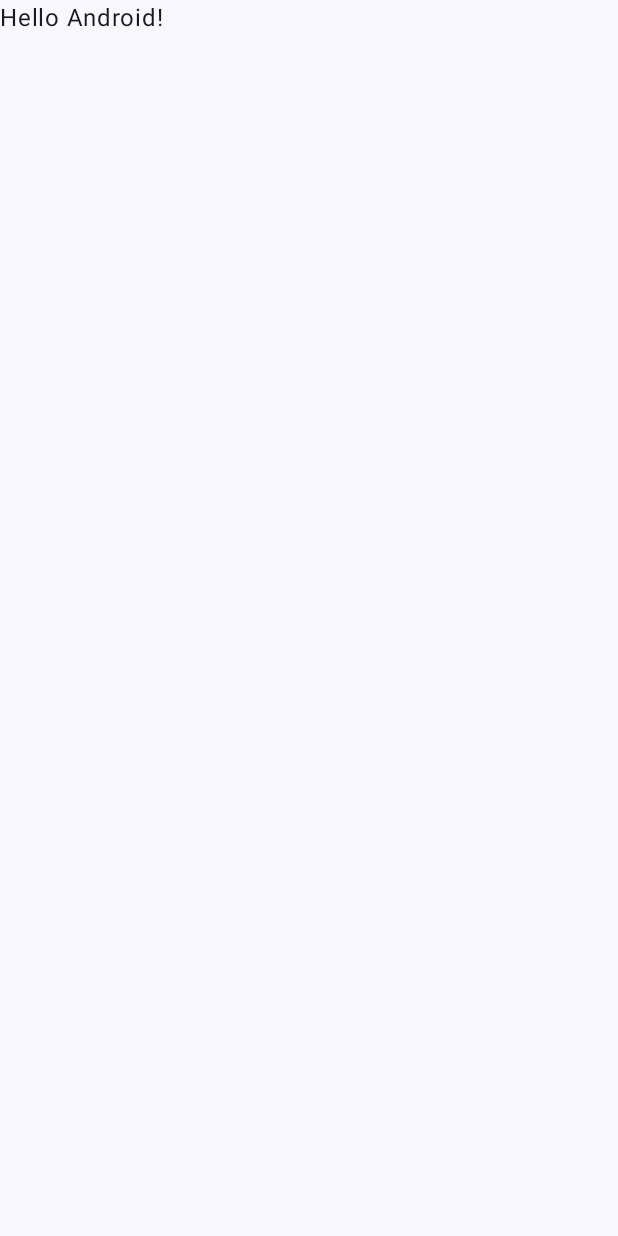
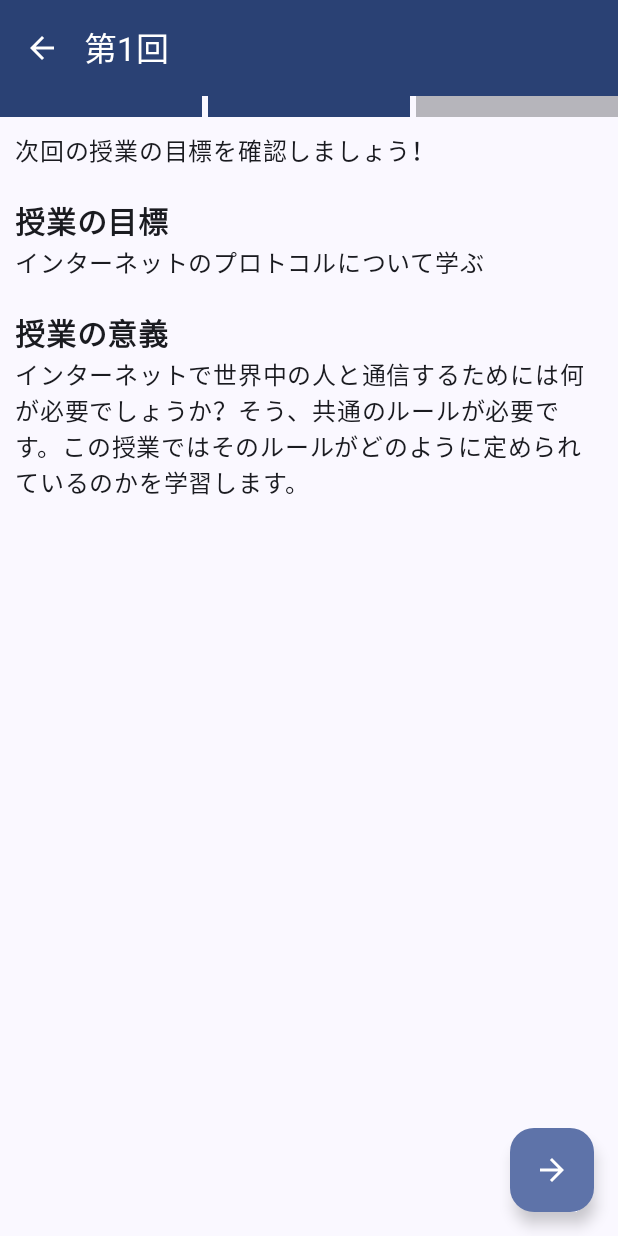
Before and after one commit to mohachi8/LearningApp, an Android app built with Jetpack Compose: the screen it shows after launch (MainActivity), on a phone screen of 412 x 824 dp. Before the commit the screen is almost empty. Run offline under Robolectric (Android 15) with nearby library versions, the phone set to English and light mode, and no system bars.

Commit message:
ステップ1の画面を仮作成

```diff
--- a/app/build.gradle.kts
+++ b/app/build.gradle.kts
@@ -66,4 +66,6 @@ dependencies {
     androidTestImplementation(libs.androidx.ui.test.junit4)
     debugImplementation(libs.androidx.ui.tooling)
     debugImplementation(libs.androidx.ui.test.manifest)
+
+    implementation(libs.androidx.material.icons.extended)
 }
--- a/app/src/main/java/com/example/learningapp/MainActivity.kt
+++ b/app/src/main/java/com/example/learningapp/MainActivity.kt
@@ -5,12 +5,10 @@ import androidx.activity.ComponentActivity
 import androidx.activity.compose.setContent
 import androidx.activity.enableEdgeToEdge
 import androidx.compose.foundation.layout.fillMaxSize
-import androidx.compose.foundation.layout.padding
-import androidx.compose.material3.Scaffold
-import androidx.compose.material3.Text
-import androidx.compose.runtime.Composable
+import androidx.compose.material3.MaterialTheme
+import androidx.compose.material3.Surface
 import androidx.compose.ui.Modifier
-import androidx.compose.ui.tooling.preview.Preview
+import com.example.learningapp.ui.screens.PreparationScreen
 import com.example.learningapp.ui.theme.LearningAppTheme
 
 class MainActivity : ComponentActivity() {
@@ -19,29 +17,14 @@ class MainActivity : ComponentActivity() {
         enableEdgeToEdge()
         setContent {
             LearningAppTheme {
-                Scaffold(modifier = Modifier.fillMaxSize()) { innerPadding ->
-                    Greeting(
-                        name = "Android",
-                        modifier = Modifier.padding(innerPadding)
-                    )
+                Surface(
+                    modifier = Modifier.fillMaxSize(),
+                    color = MaterialTheme.colorScheme.background
+                ) {
+//                    HomeScreen()
+                    PreparationScreen()
                 }
             }
         }
     }
 }
-
-@Composable
-fun Greeting(name: String, modifier: Modifier = Modifier) {
-    Text(
-        text = "Hello $name!",
-        modifier = modifier
-    )
-}
-
-@Preview(showBackground = true)
-@Composable
-fun GreetingPreview() {
-    LearningAppTheme {
-        Greeting("Android")
-    }
-}
--- /dev/null
+++ b/app/src/main/java/com/example/learningapp/ui/screens/PreparationScreen.kt
@@ -0,0 +1,137 @@
+package com.example.learningapp.ui.screens
+
+import androidx.compose.foundation.background
+import androidx.compose.foundation.clickable
+import androidx.compose.foundation.layout.Box
+import androidx.compose.foundation.layout.Column
+import androidx.compose.foundation.layout.Row
+import androidx.compose.foundation.layout.Spacer
+import androidx.compose.foundation.layout.fillMaxSize
+import androidx.compose.foundation.layout.fillMaxWidth
+import androidx.compose.foundation.layout.height
+import androidx.compose.foundation.layout.padding
+import androidx.compose.foundation.layout.size
+import androidx.compose.foundation.layout.width
+import androidx.compose.foundation.rememberScrollState
+import androidx.compose.foundation.verticalScroll
+import androidx.compose.material.icons.Icons
+import androidx.compose.material.icons.automirrored.filled.ArrowBack
+import androidx.compose.material.icons.filled.ArrowForward
+import androidx.compose.material3.ExperimentalMaterial3Api
+import androidx.compose.material3.FloatingActionButton
+import androidx.compose.material3.Icon
+import androidx.compose.material3.IconButton
+import androidx.compose.material3.MaterialTheme
+import androidx.compose.material3.Scaffold
+import androidx.compose.material3.Text
+import androidx.compose.material3.TopAppBar
+import androidx.compose.material3.TopAppBarDefaults
+import androidx.compose.runtime.Composable
+import androidx.compose.runtime.mutableStateOf
+import androidx.compose.runtime.remember
+import androidx.compose.ui.Alignment
+import androidx.compose.ui.Modifier
+import androidx.compose.ui.text.font.FontWeight
+import androidx.compose.ui.unit.dp
+import androidx.compose.ui.unit.sp
+
+const val lessonTitleText = "第1回"
+val itemsList = listOf("授業の目標", "授業の意義")
+
+@OptIn(ExperimentalMaterial3Api::class)
+@Composable
+fun PreparationScreen() {
+    Scaffold(
+        topBar = {
+            TopAppBar(
+                title = {
+                    Text(text = lessonTitleText)
+                },
+                navigationIcon = {
+                    IconButton(onClick = {}) {
+                        Icon(
+                            imageVector = Icons.AutoMirrored.Filled.ArrowBack,
+                            contentDescription = "Back",
+                            tint = MaterialTheme.colorScheme.onPrimary
+                        )
+                    }
+                },
+                actions = {},
+                colors = TopAppBarDefaults.topAppBarColors(
+                    containerColor = MaterialTheme.colorScheme.primary,
+                    titleContentColor = MaterialTheme.colorScheme.onPrimary
+                )
+            )
+        },
+        floatingActionButton = {
+            FloatingActionButton(onClick = { /*TODO*/ }) {
+                Icon(imageVector = Icons.Default.ArrowForward, contentDescription = "Next Step")
+            }
+        },
+        modifier = Modifier.fillMaxSize()
+    ) { innerPadding ->
+        Column(
+            modifier = Modifier
+                .padding(innerPadding)
+                .fillMaxSize()
+        ) {
+            val currentStep = remember { mutableStateOf(2) }
+            StepProgressBar(
+                currentStep = 2,
+                totalSteps = 3,
+                onStepClicked = { step -> currentStep.value = step })
+            Column(
+                modifier = Modifier
+                    .padding(10.dp)
+                    .fillMaxSize()
+//                    .background(color = MaterialTheme.colorScheme.primary)
+                    .verticalScroll(rememberScrollState())
+            ) {
+                Text(text = "次回の授業の目標を確認しましょう！")
+                Spacer(modifier = Modifier.height(20.dp))
+                Column(
+                    modifier = Modifier
+                ) {
+                    Text(text = "授業の目標", fontSize = 20.sp, fontWeight = FontWeight.Bold)
+                    Text(text = "インターネットのプロトコルについて学ぶ")
+                }
+                Spacer(modifier = Modifier.height(20.dp))
+                Column(
+                    modifier = Modifier
+                ) {
+                    Text(text = "授業の意義", fontSize = 20.sp, fontWeight = FontWeight.Bold)
+                    Text(text = "インターネットで世界中の人と通信するためには何が必要でしょうか？そう、共通のルールが必要です。この授業ではそのルールがどのように定められているのかを学習します。")
+                }
+            }
+        }
+    }
+}
+
+@Composable
+fun StepProgressBar(
+    currentStep: Int,
+    totalSteps: Int,
+    onStepClicked: (Int) -> Unit
+) {
+    Row(
+        verticalAlignment = Alignment.CenterVertically,
+        modifier = Modifier.fillMaxWidth()
+    ) {
+        for (step in 1..totalSteps) {
+            Box(
+                modifier = Modifier
+                    .weight(1f)
+                    .height(14.dp)
+                    .background(
+                        color = if (step <= currentStep) MaterialTheme.colorScheme.primary else MaterialTheme.colorScheme.onSurface.copy(
+                            alpha = 0.3f
+                        )
+                    )
+                    .clickable { onStepClicked(step) }
+            )
+            if (step < totalSteps) {
+                Spacer(modifier = Modifier.width(4.dp))
+            }
+        }
+    }
+}
--- a/app/src/main/java/com/example/learningapp/ui/theme/Theme.kt
+++ b/app/src/main/java/com/example/learningapp/ui/theme/Theme.kt
@@ -1,6 +1,5 @@
 package com.example.learningapp.ui.theme
 
-import android.app.Activity
 import android.os.Build
 import androidx.compose.foundation.isSystemInDarkTheme
 import androidx.compose.material3.MaterialTheme
@@ -9,20 +8,28 @@ import androidx.compose.material3.dynamicDarkColorScheme
 import androidx.compose.material3.dynamicLightColorScheme
 import androidx.compose.material3.lightColorScheme
 import androidx.compose.runtime.Composable
+import androidx.compose.ui.graphics.Color
 import androidx.compose.ui.platform.LocalContext
 
 private val DarkColorScheme = darkColorScheme(
     primary = Purple80,
     secondary = PurpleGrey80,
-    tertiary = Pink80
+    tertiary = Pink80,
+
+    background = Color(0xFF121212),
+    surface = Color(0xFF121212),
+    onPrimary = Color.Black,
+    onSecondary = Color.Black,
+    onTertiary = Color.Black,
+    onBackground = Color(0xFFE4E4E4),
+    onSurface = Color(0xFFE4E4E4)
 )
 
 private val LightColorScheme = lightColorScheme(
     primary = Purple40,
     secondary = PurpleGrey40,
-    tertiary = Pink40
+    tertiary = Pink40,
 
-    /* Other default colors to override
     background = Color(0xFFFFFBFE),
     surface = Color(0xFFFFFBFE),
     onPrimary = Color.White,
@@ -30,7 +37,6 @@ private val LightColorScheme = lightColorScheme(
     onTertiary = Color.White,
     onBackground = Color(0xFF1C1B1F),
     onSurface = Color(0xFF1C1B1F),
-    */
 )
 
 @Composable
--- a/gradle/libs.versions.toml
+++ b/gradle/libs.versions.toml
@@ -8,9 +8,11 @@ espressoCore = "3.5.1"
 lifecycleRuntimeKtx = "2.6.1"
 activityCompose = "1.8.0"
 composeBom = "2024.04.01"
+materialIconsExtended = "1.6.8"
 
 [libraries]
 androidx-core-ktx = { group = "androidx.core", name = "core-ktx", version.ref = "coreKtx" }
+androidx-material-icons-extended = { module = "androidx.compose.material:material-icons-extended", version.ref = "materialIconsExtended" }
 junit = { group = "junit", name = "junit", version.ref = "junit" }
 androidx-junit = { group = "androidx.test.ext", name = "junit", version.ref = "junitVersion" }
 androidx-espresso-core = { group = "androidx.test.espresso", name = "espresso-core", version.ref = "espressoCore" }
```
Also changed, not shown: app/src/main/java/com/example/learningapp/ui/screens/HomeScreen.kt (added, +62 -0 lines), 2 other files.
